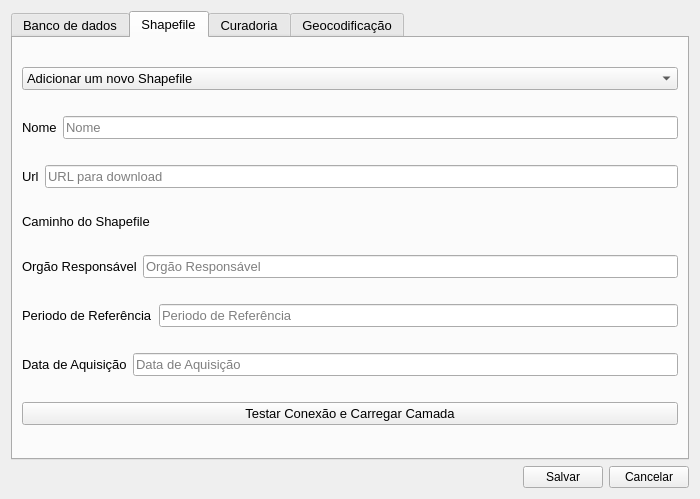
Above: settings/config_window.ui from spuhub/prisma before the change. Below: the same form after it.
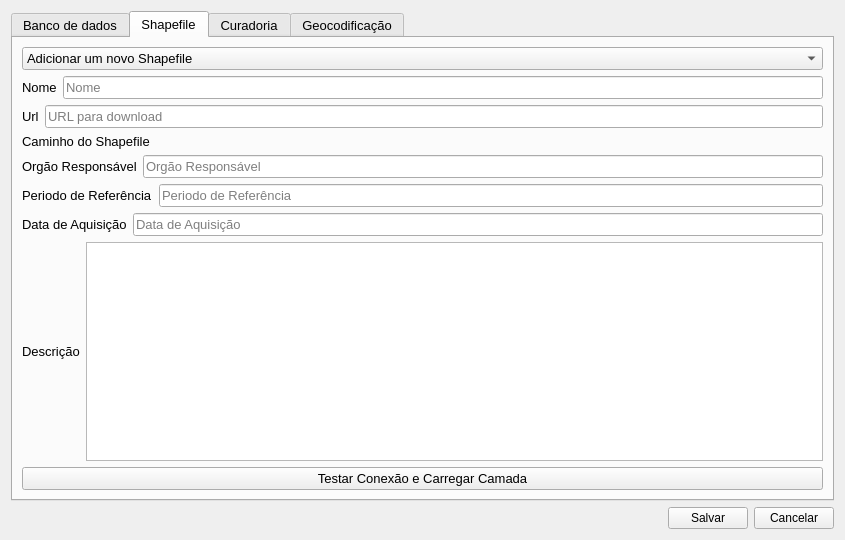
That is the form after the change. The open tabs and pages were chosen to show the change. Custom widgets are drawn as their Qt base class.

```diff
--- a/settings/config_window.ui
+++ b/settings/config_window.ui
@@ -6,8 +6,8 @@
    <rect>
     <x>0</x>
     <y>0</y>
-    <width>700</width>
-    <height>499</height>
+    <width>845</width>
+    <height>540</height>
    </rect>
   </property>
   <property name="windowTitle">
@@ -364,6 +364,20 @@
          </item>
         </layout>
        </item>
+       <item>
+        <layout class="QHBoxLayout" name="horizontalLayout_21">
+         <item>
+          <widget class="QLabel" name="label_20">
+           <property name="text">
+            <string>Descrição</string>
+           </property>
+          </widget>
+         </item>
+         <item>
+          <widget class="QTextEdit" name="textEdit_shp"/>
+         </item>
+        </layout>
+       </item>
        <item>
         <widget class="QPushButton" name="testar_shp_carregar_camadas">
          <property name="text">
```
Left out of the diff: 16 changed lines with no effect on the pictures.
